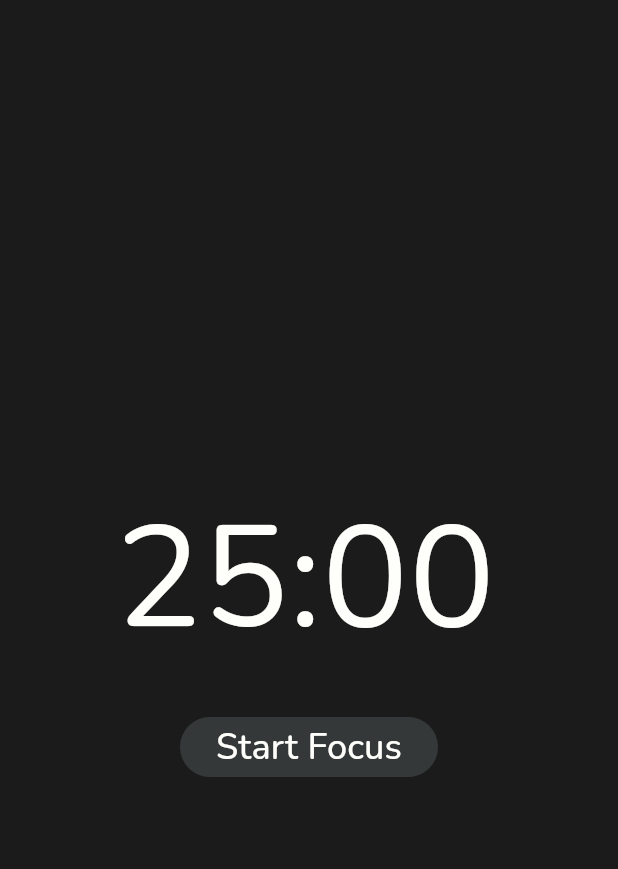
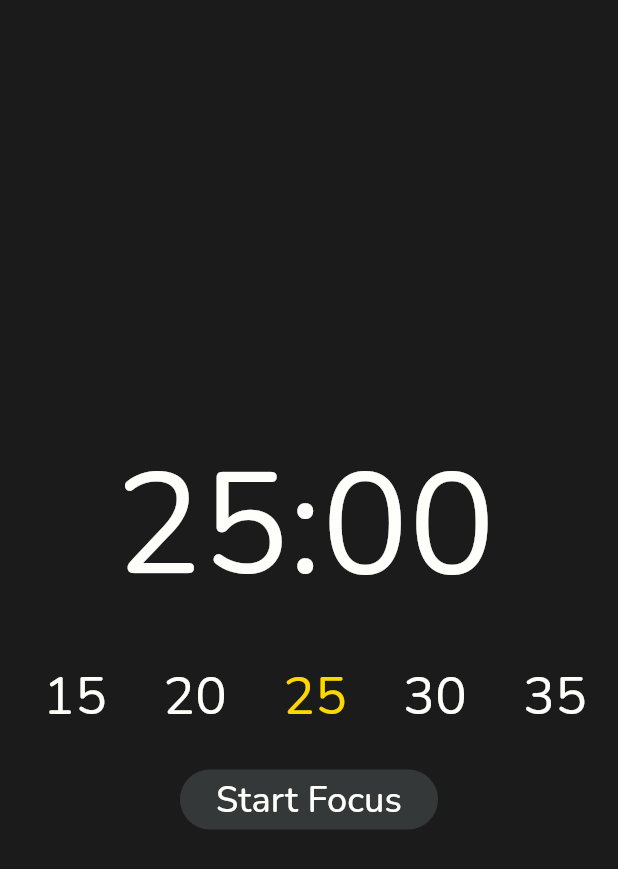
Before and after one commit to hpzynha/star_focus, a Flutter app: the screen it shows after launch, on a phone screen of 412 x 824 dp. Shown: the top 869 px of the screen. Run offline on Flutter 3.47's test engine with Material 3 defaults, Android fonts, the light colour scheme and no system bars; our stand-ins replace google_fonts.

Commit message:
first screen

```diff
--- a/lib/pages/pomodoro_page.dart
+++ b/lib/pages/pomodoro_page.dart
@@ -2,6 +2,7 @@ import 'package:flutter/material.dart';
 import 'package:star_focus/pages/select_time_page.dart';
 import 'package:star_focus/utils/style.dart';
 import 'package:star_focus/widgets/buttons.dart';
+import 'package:star_focus/widgets/time_options.dart';
 import 'package:star_focus/widgets/timer.dart';
 
 class PomodoroPage extends StatefulWidget {
@@ -28,12 +29,13 @@ class _PomodoroPageState extends State<PomodoroPage> {
                   Navigator.push(
                       context,
                       MaterialPageRoute(
-                          builder: (context) => SelectTimePage()));
+                          builder: (context) => const SelectTimePage()));
                 },
                 child: const Timer(
-                  minutes: '',
-                  seconds: '',
+                  timer: '25:00',
                 )),
+            const SizedBox(height: 20),
+            const TimeOptions(),
             const SizedBox(height: 20),
             boxButton(text: 'Start Focus', onPress: () {}),
           ],
--- a/lib/widgets/timer.dart
+++ b/lib/widgets/timer.dart
@@ -2,9 +2,9 @@ import 'package:flutter/material.dart';
 import 'package:star_focus/utils/style.dart';
 
 class Timer extends StatelessWidget {
-  final String minutes;
-  final String seconds;
-  const Timer({super.key, required this.minutes, required this.seconds});
+  final String timer;
+
+  const Timer({super.key, required this.timer});
 
   @override
   Widget build(BuildContext context) {
@@ -12,7 +12,7 @@ class Timer extends StatelessWidget {
       mainAxisAlignment: MainAxisAlignment.center,
       children: [
         Text(
-          '${minutes.isNotEmpty ? minutes : '25'}:${seconds.isNotEmpty ? seconds : '00'}',
+          timer,
           style: textStyle(96, textColor),
         ),
         const SizedBox(width: 5),
```
Also changed, not shown: 3 other files.
